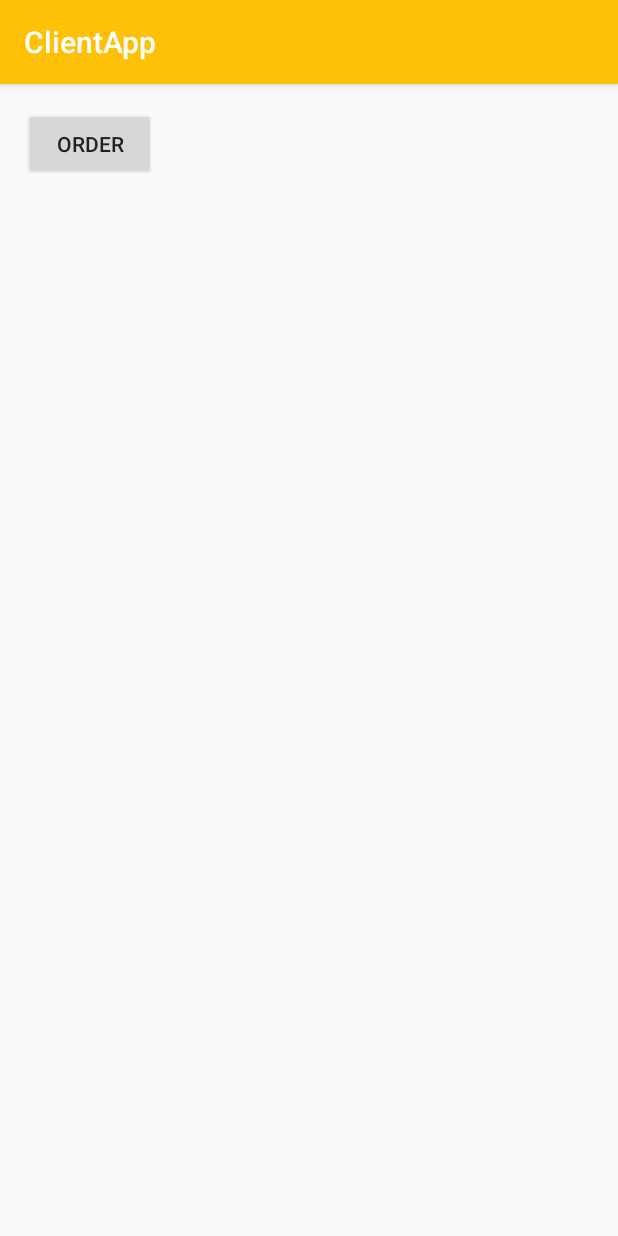
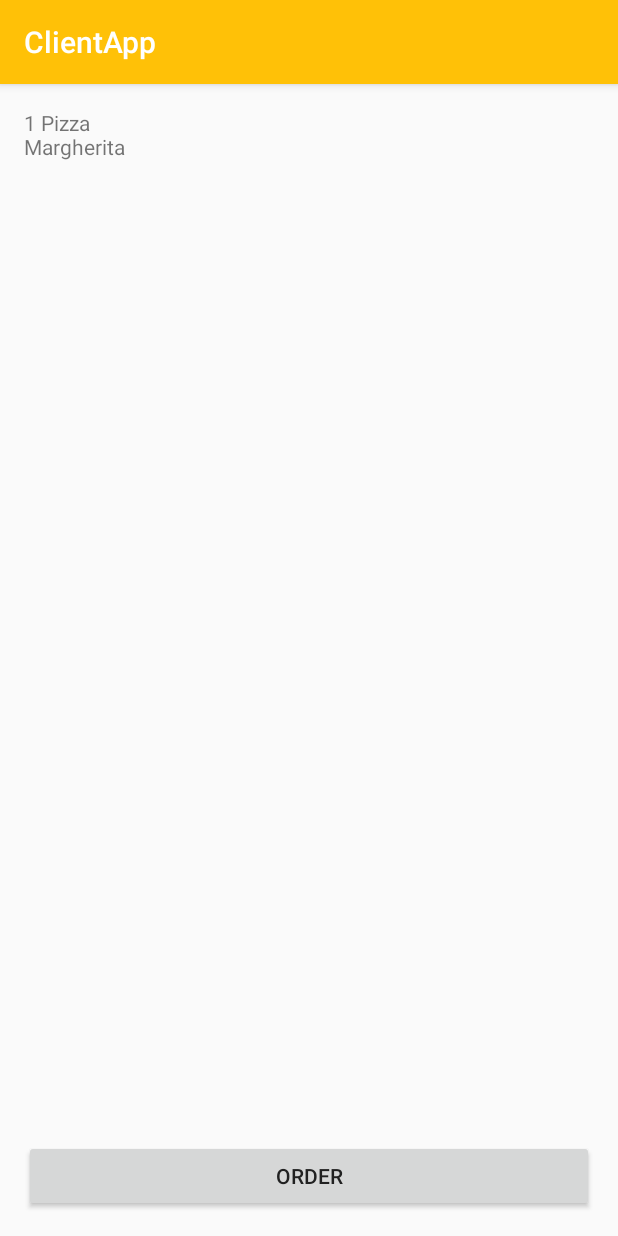
Before and after one commit to BFranzcesco/MerchantAppAndroid, an Android app: the screen it shows after launch (MainActivity), on a phone screen of 412 x 824 dp. Run offline under Robolectric (Android 15) with nearby library versions, the phone set to English and light mode, and no system bars; our stand-ins replace ButterKnife.

Commit message:
adds text to show what order consists of

```diff
--- a/client/src/main/res/layout/activity_main.xml
+++ b/client/src/main/res/layout/activity_main.xml
@@ -9,10 +9,18 @@
     android:paddingTop="@dimen/activity_vertical_margin"
     tools:context="com.fbtm.clientapp.MainActivity">
 
+    <TextView
+        android:layout_width="match_parent"
+        android:layout_height="match_parent"
+        android:text="1 Pizza\nMargherita"/>
+
     <Button
         android:layout_width="wrap_content"
         android:layout_height="wrap_content"
         android:id="@+id/order_button"
-        android:text="@string/order"/>
+        android:text="@string/order"
+        android:layout_alignParentBottom="true"
+        android:layout_alignParentLeft="true"
+        android:layout_alignParentRight="true" />
 
 </RelativeLayout>
```
